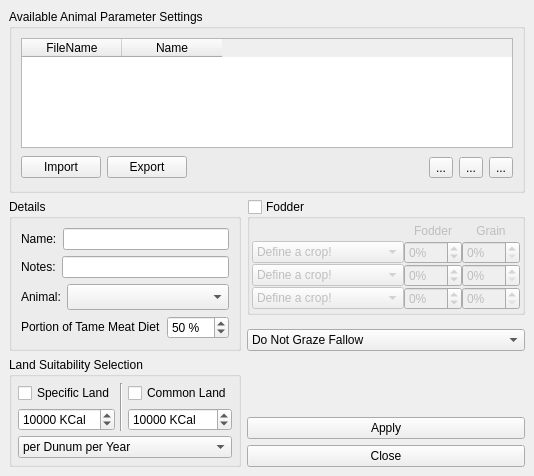
Before: the Qt Designer form src/ui/laanimalparametermanagerbase.ui in arkygeek/landuseanalyst, drawn with Qt 5.
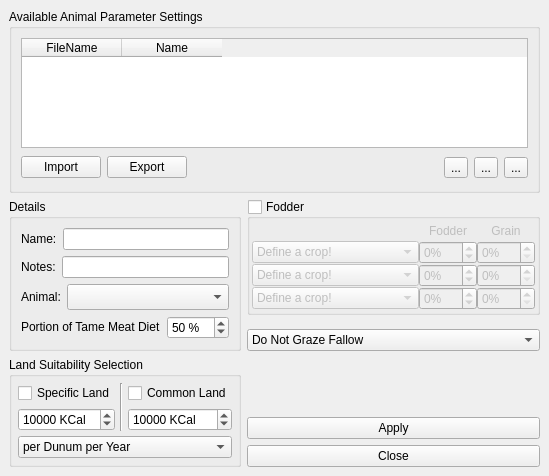
After: the same form once the commit is applied. Icons and pictures are not drawn.

Commit message: fixed TAB order in remaining la

```diff
--- a/src/ui/laanimalparametermanagerbase.ui
+++ b/src/ui/laanimalparametermanagerbase.ui
@@ -5,7 +5,7 @@
    <rect>
     <x>0</x>
     <y>0</y>
-    <width>534</width>
+    <width>549</width>
     <height>476</height>
    </rect>
   </property>
```
Left out of the diff: 29 changed lines with no effect on the pictures. The commit also changes 3 other files.
